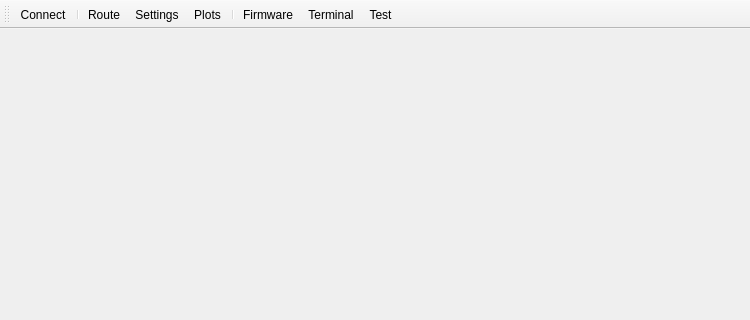
Qt form AeroQuadCommunicator/communicator.ui (AeroQuad/AeroQuadCommunicator) before a commit; both pictures show x 0 to 750 and y 0 to 320 of the 750 by 500 pixel window.
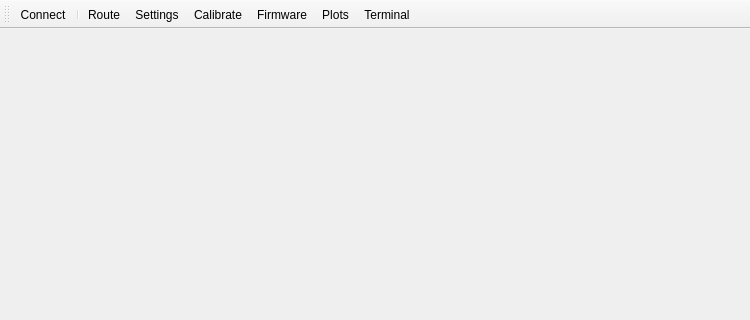
The same form after that commit. Icons and pictures are not drawn.

What changed in the file:
```diff
--- a/AeroQuadCommunicator/communicator.ui
+++ b/AeroQuadCommunicator/communicator.ui
@@ -41,6 +41,9 @@
    </property>
   </widget>
   <widget class="QToolBar" name="mainToolBar">
+   <property name="enabled">
+    <bool>true</bool>
+   </property>
    <property name="iconSize">
     <size>
      <width>40</width>
@@ -54,17 +57,16 @@
     <enum>TopToolBarArea</enum>
    </attribute>
    <attribute name="toolBarBreak">
-    <bool>true</bool>
+    <bool>false</bool>
    </attribute>
    <addaction name="actionConnect"/>
    <addaction name="separator"/>
    <addaction name="actionRoute"/>
    <addaction name="actionSetup"/>
-   <addaction name="actionPlots"/>
-   <addaction name="separator"/>
+   <addaction name="actionCalibrate"/>
    <addaction name="actionFirmware"/>
+   <addaction name="actionPlots"/>
    <addaction name="actionTerminal"/>
-   <addaction name="actionTest"/>
   </widget>
   <widget class="QStatusBar" name="statusBar">
    <property name="autoFillBackground">
```
